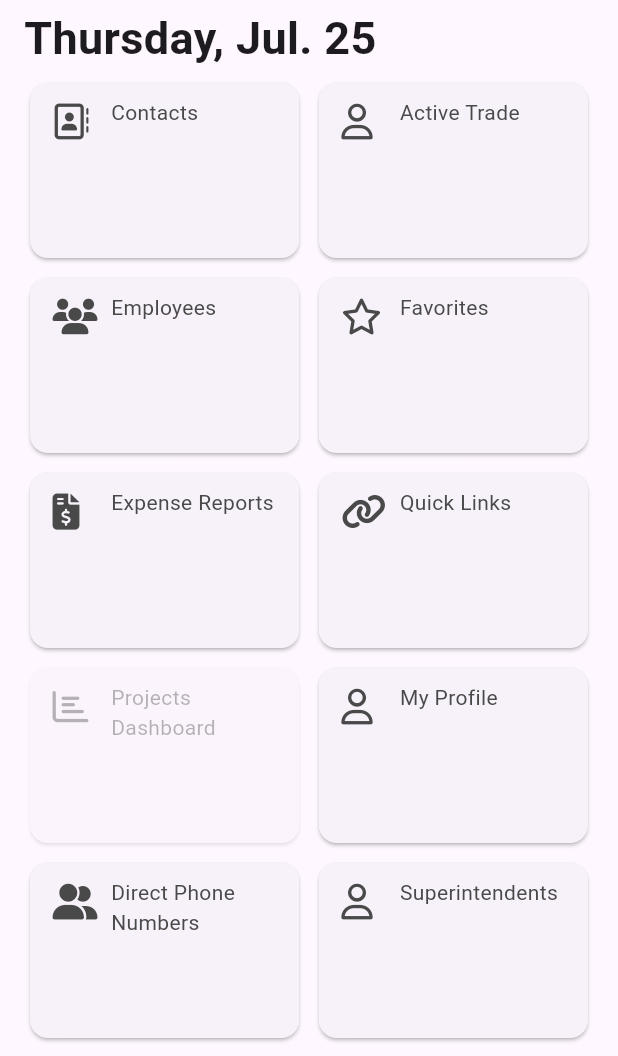
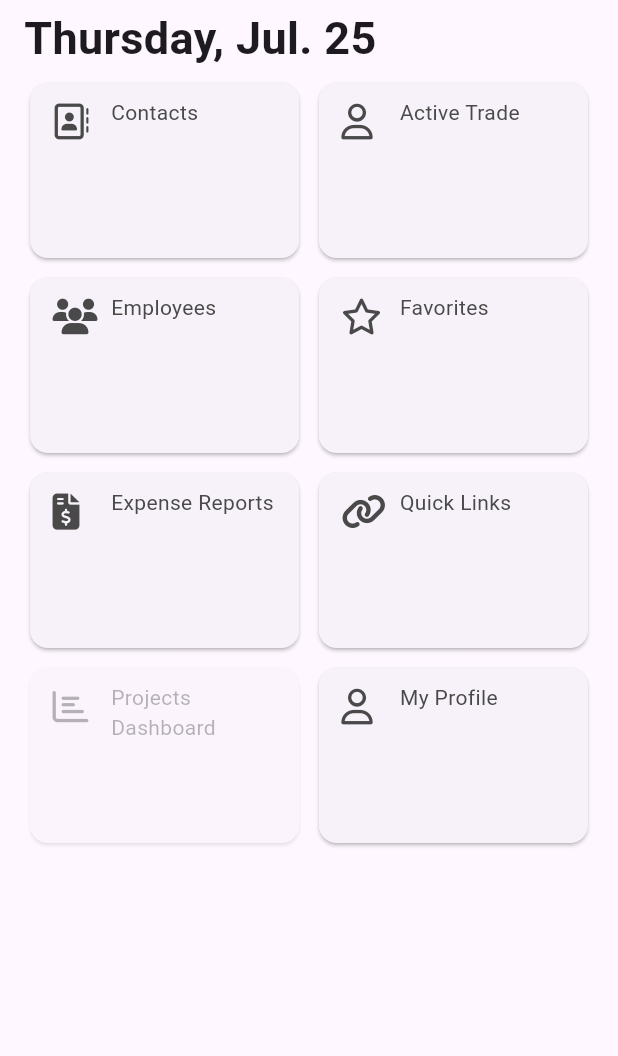
Before and after one commit to alexstrugacz/normandy-app, a Flutter app: the HomePage screen opened directly, on a phone screen of 412 x 824 dp, the part 180-1236 px from its top. Run offline on Flutter 3.47's test engine with Material 3 defaults, Android fonts, the phone set to English and light mode, and no system bars; our stand-ins replace camera, flutter_svg, font_awesome_flutter, image_picker, permission_handler, shared_preferences; missing offline and left inert: google_ml_kit; accounts and stored records are empty.

```diff
--- a/NormandyAppProject/normandy_app/lib/src/app.dart
+++ b/NormandyAppProject/normandy_app/lib/src/app.dart
@@ -2,7 +2,6 @@ import 'package:flutter/material.dart';
 import 'package:normandy_app/src/active_trades/active_trades_categories.dart';
 import 'package:normandy_app/src/business_contacts/business_contacts_list.dart';
 import 'package:normandy_app/src/direct_phone_numbers/direct_phone_list.dart';
-import 'package:normandy_app/src/employee-list/employee_list.dart';
 import 'package:normandy_app/src/choose_image.dart';
 import 'package:normandy_app/src/home_page.dart';
 import 'package:normandy_app/src/login_page.dart';
--- a/NormandyAppProject/normandy_app/lib/src/home_page.dart
+++ b/NormandyAppProject/normandy_app/lib/src/home_page.dart
@@ -14,8 +14,6 @@ class HomePage extends StatelessWidget {
     'Quick Links',
     'Projects Dashboard',
     'My Profile',
-    'Direct Phone Numbers',
-    'Superintendents'
   ];
 
   final List<String> disabledButtons = [
@@ -31,8 +29,6 @@ class HomePage extends StatelessWidget {
     FontAwesomeIcons.link,
     FontAwesomeIcons.chartBar,
     FontAwesomeIcons.user,
-    FontAwesomeIcons.userGroup,
-    FontAwesomeIcons.user,
   ];
 
   final Map<String, String> buttonRoutes = {
@@ -43,8 +39,6 @@ class HomePage extends StatelessWidget {
     'Contacts': '/contacts',
     'Active Trade': '/select-category-page',
     'Employees': '/employee-list',
-    'Direct Phone Numbers': '/direct-phone-list',
-    'Superintendents': '/superintendent-list',
   };
 
   String _getCurrentDate() {
```
Also changed, not shown: NormandyAppProject/normandy_app/lib/src/contacts.dart (+10 -2 lines).
